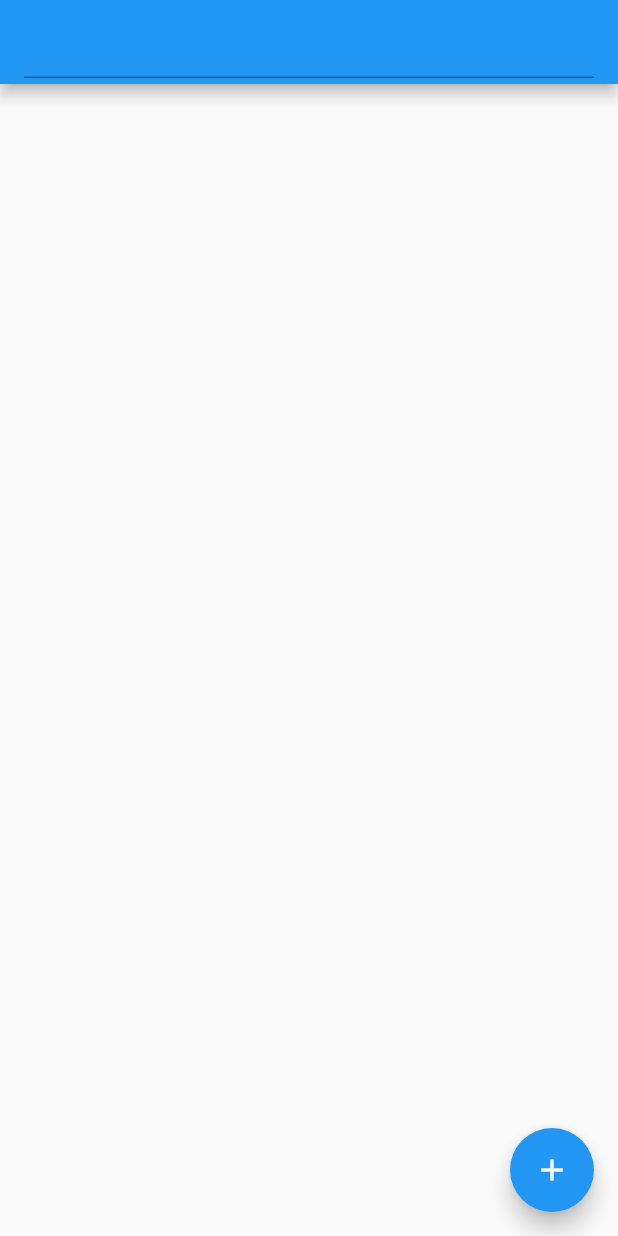
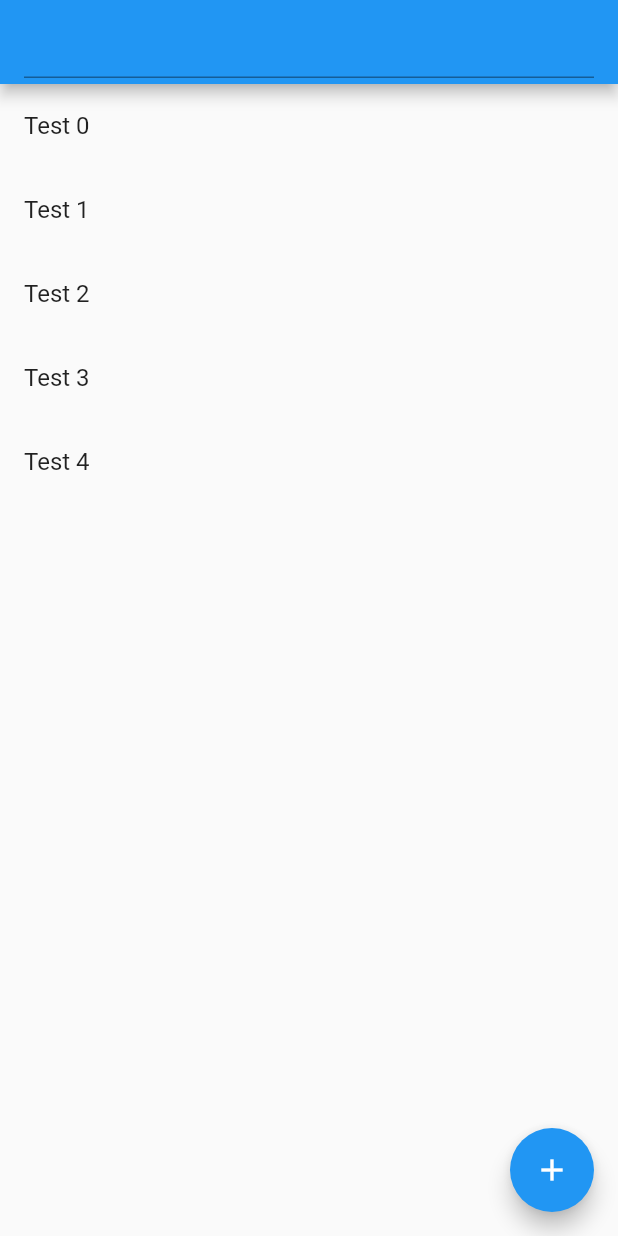
Before and after one commit to appvinio/levelup_flutter_example, a Flutter app: the screen it shows after launch, on a phone screen of 412 x 824 dp. Run offline on Flutter 3.47's test engine with Material 2 defaults, Android fonts, the phone set to English and light mode, and no system bars.

Commit message:
simple list

```diff
--- a/lib/main.dart
+++ b/lib/main.dart
@@ -22,15 +22,16 @@ class MyHomePage extends StatefulWidget {
 }
 
 class _MyHomePageState extends State<MyHomePage> {
-
   @override
   Widget build(BuildContext context) {
     return new Scaffold(
       appBar: new AppBar(
         title: TextField(),
       ),
-      body: new Center(
-      ),
+      body: ListView.builder(
+          itemBuilder: (BuildContext context, int index) =>
+              ListTile(title: Text("Test $index"),),
+          itemCount: 5),
       floatingActionButton: new FloatingActionButton(
         tooltip: 'Increment',
         child: new Icon(Icons.add),
```
